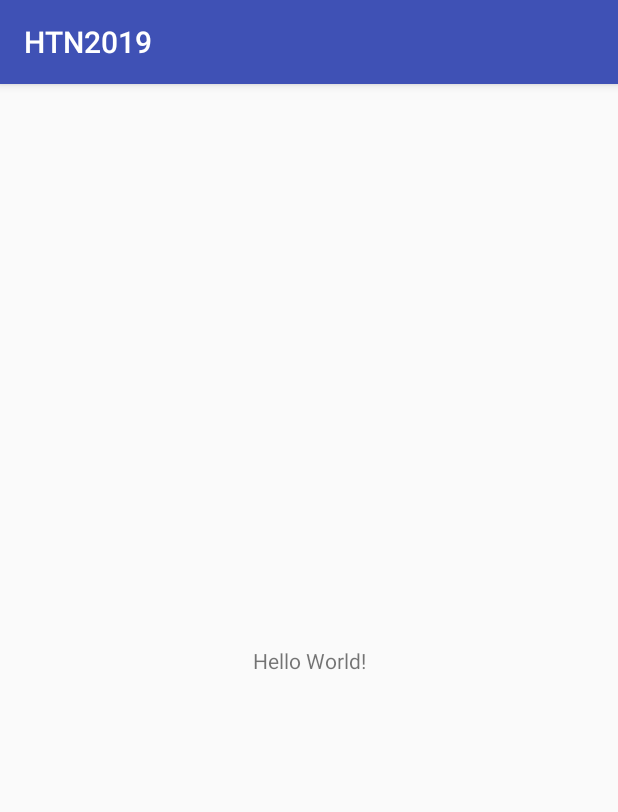
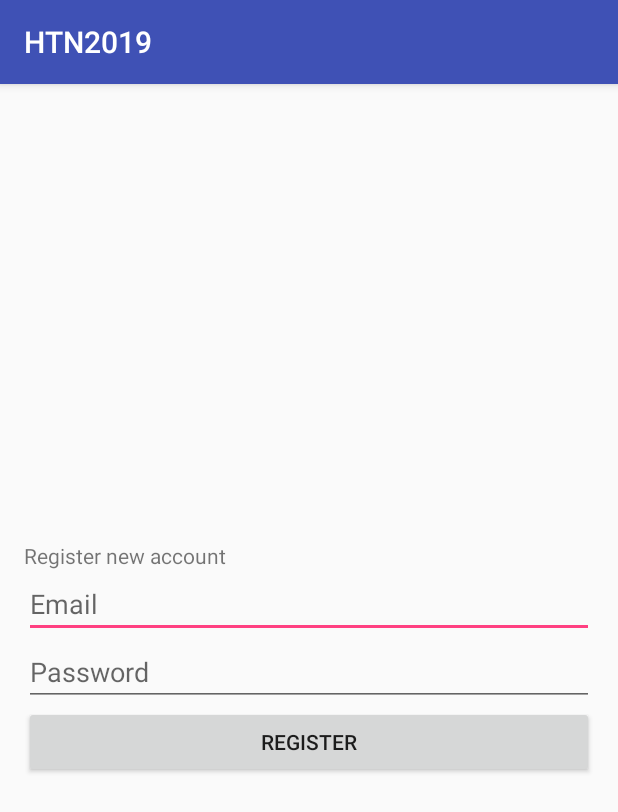
Before and after one commit to michael1ding/StitchAR, an Android app: the screen it shows after launch (MainActivity before the commit, RegistrationActivity after it), on a phone screen of 412 x 824 dp. Shown: the top 812 px of the screen. Run offline under Robolectric (Android 15) with nearby library versions, the phone set to English and light mode, and no system bars; our stand-ins replace Firebase (no records; nobody signed in at launch, a user with empty details on screens opened directly).

Commit message:
Added login and registration with firebase

```diff
--- a/app/build.gradle
+++ b/app/build.gradle
@@ -23,7 +23,10 @@ dependencies {
     //noinspection GradleCompatible
     implementation 'com.android.support:appcompat-v7:28.0.0'
     implementation 'com.android.support.constraint:constraint-layout:1.1.3'
+    implementation 'com.google.firebase:firebase-auth:11.6.0'
     testImplementation 'junit:junit:4.12'
     androidTestImplementation 'com.android.support.test:runner:1.0.2'
     androidTestImplementation 'com.android.support.test.espresso:espresso-core:3.0.2'
 }
+
+apply plugin: 'com.google.gms.google-services'
--- /dev/null
+++ b/app/src/main/java/com/example/ggupt/htn2019/RegistrationActivity.java
@@ -0,0 +1,84 @@
+package com.example.ggupt.htn2019;
+
+import android.content.Intent;
+import android.support.annotation.NonNull;
+import android.support.v7.app.AppCompatActivity;
+import android.os.Bundle;
+import android.text.TextUtils;
+import android.view.View;
+import android.widget.Button;
+import android.widget.EditText;
+import android.widget.ProgressBar;
+import android.widget.Toast;
+
+import com.google.android.gms.tasks.OnCompleteListener;
+import com.google.android.gms.tasks.Task;
+import com.google.firebase.auth.AuthResult;
+import com.google.firebase.auth.FirebaseAuth;
+
+public class RegistrationActivity extends AppCompatActivity {
+
+    private EditText emailTV, passwordTV;
+    private Button regBtn;
+    private ProgressBar progressBar;
+
+    private FirebaseAuth mAuth;
+    @Override
+    protected void onCreate(Bundle savedInstanceState) {
+        super.onCreate(savedInstanceState);
+        setContentView(R.layout.activity_registration);
+
+        mAuth = FirebaseAuth.getInstance();
+
+        initializeUI();
+
+        regBtn.setOnClickListener(new View.OnClickListener() {
+            @Override
+            public void onClick(View v) {
+                registerNewUser();
+            }
+        });
+    }
+
+    private void registerNewUser() {
+        progressBar.setVisibility(View.VISIBLE);
+
+        String email, password;
+        email = emailTV.getText().toString();
+        password = passwordTV.getText().toString();
+
+        if (TextUtils.isEmpty(email)) {
+            Toast.makeText(getApplicationContext(), "Please enter email...", Toast.LENGTH_LONG).show();
+            return;
+        }
+        if (TextUtils.isEmpty(password)) {
+            Toast.makeText(getApplicationContext(), "Please enter password!", Toast.LENGTH_LONG).show();
+            return;
+        }
+
+        mAuth.createUserWithEmailAndPassword(email, password)
+                .addOnCompleteListener(new OnCompleteListener<AuthResult>() {
+                    @Override
+                    public void onComplete(@NonNull Task<AuthResult> task) {
+                        if (task.isSuccessful()) {
+                            Toast.makeText(getApplicationContext(), "Registration successful!", Toast.LENGTH_LONG).show();
+                            progressBar.setVisibility(View.GONE);
+
+                            Intent intent = new Intent(RegistrationActivity.this, LoginActivity.class);
+                            startActivity(intent);
+                        }
+                        else {
+                            Toast.makeText(getApplicationContext(), "Registration failed! Please try again later", Toast.LENGTH_LONG).show();
+                            progressBar.setVisibility(View.GONE);
+                        }
+                    }
+                });
+    }
+
+    private void initializeUI() {
+        emailTV = findViewById(R.id.email);
+        passwordTV = findViewById(R.id.password);
+        regBtn = findViewById(R.id.register);
+        progressBar = findViewById(R.id.progressBar);
+    }
+}
--- a/app/src/main/java/com/example/ggupt/htn2019/SplashScreen.java
+++ b/app/src/main/java/com/example/ggupt/htn2019/SplashScreen.java
@@ -12,7 +12,7 @@ public class SplashScreen extends AppCompatActivity {
         setContentView(R.layout.activity_splash_screen);
 
         Intent intent = new Intent(getApplicationContext(),
-                MainActivity.class);
+                RegistrationActivity.class);
         startActivity(intent);
         finish();
     }
--- /dev/null
+++ b/app/src/main/res/layout/activity_registration.xml
@@ -0,0 +1,42 @@
+<?xml version="1.0" encoding="utf-8"?>
+<LinearLayout xmlns:android="http://schemas.android.com/apk/res/android"
+    xmlns:app="http://schemas.android.com/apk/res-auto"
+    xmlns:tools="http://schemas.android.com/tools"
+    android:layout_width="match_parent"
+    android:layout_height="match_parent"
+    android:gravity="center_vertical"
+    android:orientation="vertical"
+    android:padding="16dp"
+    tools:context=".RegistrationActivity">
+
+    <TextView
+        android:layout_width="wrap_content"
+        android:layout_height="wrap_content"
+        android:text="Register new account" />
+
+    <EditText
+        android:id="@+id/email"
+        android:layout_width="match_parent"
+        android:layout_height="wrap_content"
+        android:hint="Email" />
+
+    <EditText
+        android:id="@+id/password"
+        android:layout_width="match_parent"
+        android:layout_height="wrap_content"
+        android:hint="Password"
+        android:inputType="textPassword" />
+
+    <Button
+        android:id="@+id/register"
+        android:layout_width="match_parent"
+        android:layout_height="wrap_content"
+        android:text="Register" />
+
+    <ProgressBar
+        android:id="@+id/progressBar"
+        android:layout_width="wrap_content"
+        android:layout_height="wrap_content"
+        android:visibility="gone" />
+
+</LinearLayout>
--- a/build.gradle
+++ b/build.gradle
@@ -14,6 +14,7 @@ buildscript {
 
         // NOTE: Do not place your application dependencies here; they belong
         // in the individual module build.gradle files
+        classpath 'com.google.gms:google-services:3.1.1'
     }
 }
 
```
Also changed, not shown: app/src/main/AndroidManifest.xml (+8 -3 lines), app/src/main/java/com/example/ggupt/htn2019/LoginActivity.java (added, +87 -0 lines), app/src/main/res/layout/activity_login.xml (added, +40 -0 lines).
